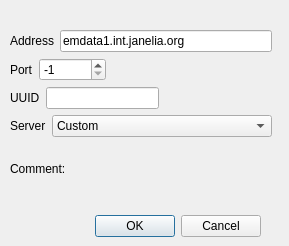
Qt form neurolabi/gui/zdviddialog.ui (janelia-flyem/NeuTu) before a commit.
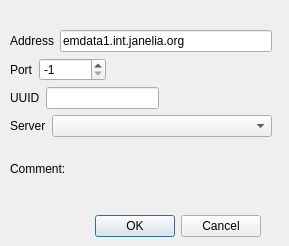
The same form after that commit.

```diff
--- a/neurolabi/gui/zdviddialog.ui
+++ b/neurolabi/gui/zdviddialog.ui
@@ -152,11 +152,6 @@
             <verstretch>0</verstretch>
            </sizepolicy>
           </property>
-          <item>
-           <property name="text">
-            <string>Custom</string>
-           </property>
-          </item>
          </widget>
         </item>
        </layout>
```
